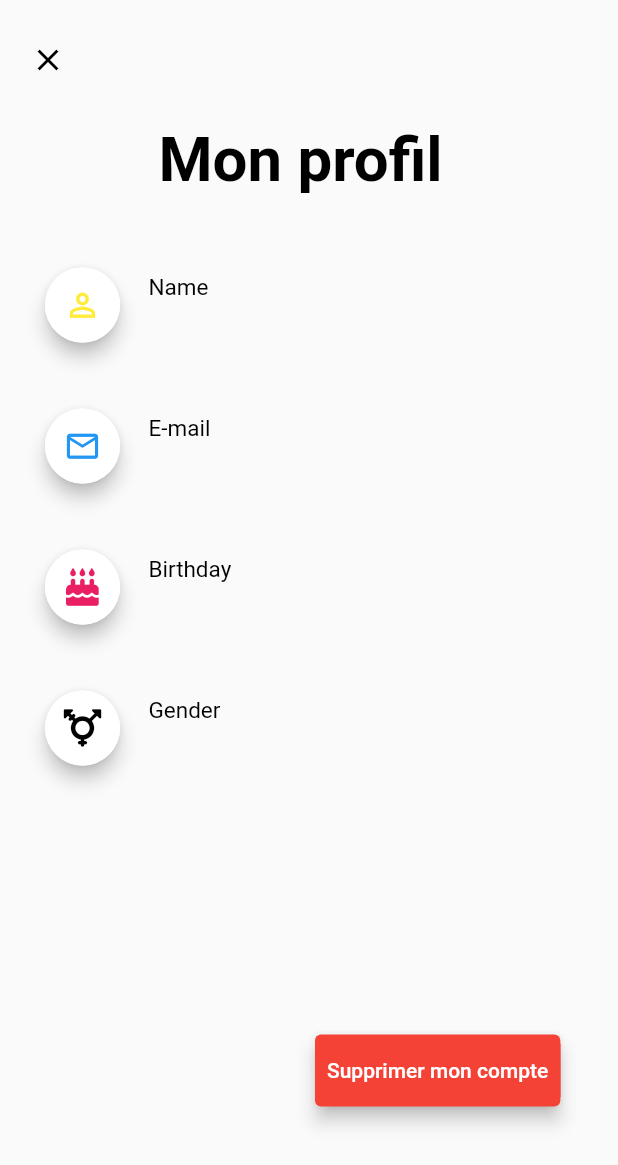
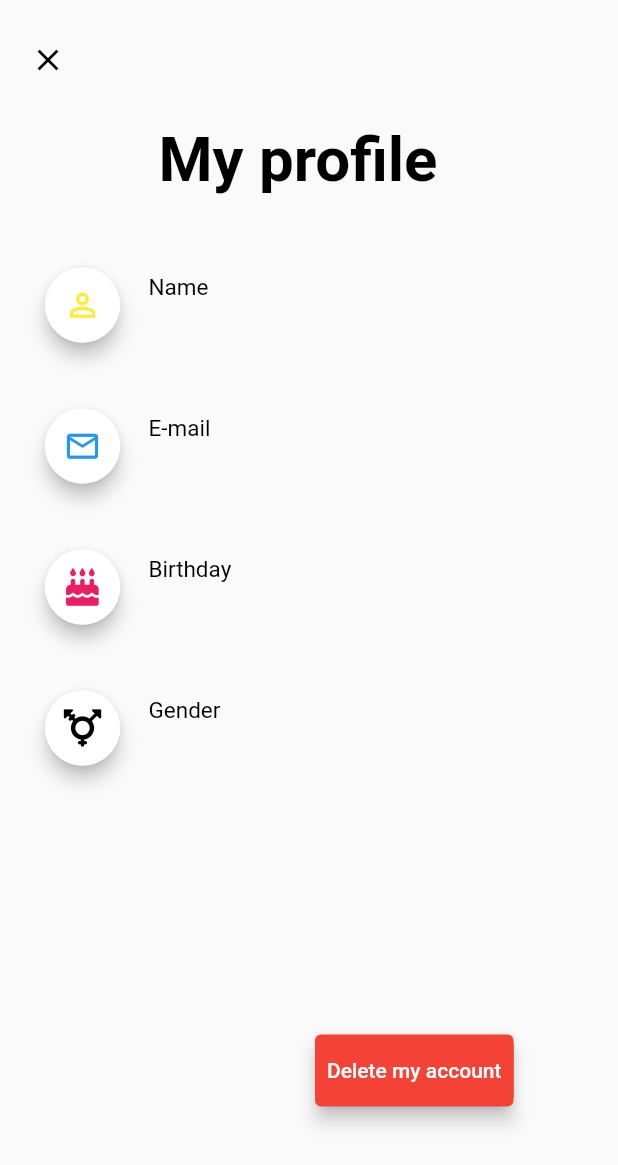
Before and after one commit to Danielmbida/villa-ritter, a Flutter app: the UnRegisterDialog screen opened directly with empty values, on a phone screen of 412 x 824 dp. Shown: the top 1165 px of the screen. Run offline on Flutter 3.47's test engine with Material 2 defaults, Android fonts, the phone set to English and light mode, and no system bars; our stand-ins replace another_flushbar, auto_route, avatar_glow, bloc, cloud_firestore, connectivity_plus and 13 more; missing offline and left inert: flutter_circular_text, qr_code_scanner, wordpress_api; accounts and stored records are empty; generated files the repository leaves out were written again.

Commit message:
Traduction suppression du compte

```diff
--- a/lib/presentation/core/users/alertDialogue/delete_account_button.dart
+++ b/lib/presentation/core/users/alertDialogue/delete_account_button.dart
@@ -43,7 +43,9 @@ class DeleteAccountButton extends StatelessWidget {
             context: context,
             builder: (BuildContext context) {
               return AlertDialog(
-                title: Text("Supprimer mon compte"),
+                title: Text(
+                  AppLocalizations.of(context)!.delete_my_account_string,
+                ),
                 actions: [
                   Row(
                     mainAxisAlignment: MainAxisAlignment.spaceAround,
@@ -71,7 +73,6 @@ class DeleteAccountButton extends StatelessWidget {
                             ),
                           );
                           context.router.replace(const SignInRoute());
-
                         },
                         child: Text(
                           AppLocalizations.of(context)!.confirm_string,
@@ -86,14 +87,15 @@ class DeleteAccountButton extends StatelessWidget {
                   fontSize: 20,
                 ),
                 content: Text(
-                  "Etes-vous sûr de vouloir supprimer votre compte (cette action est irreversible)",
+                  AppLocalizations.of(context)!
+                      .delete_my_account_confirm_dialog_content,
                 ),
               );
             },
           );
         },
         child: Text(
-          'Supprimer mon compte',
+          AppLocalizations.of(context)!.delete_my_account_string,
           style: const TextStyle(
             color: Colors.white,
           ),
--- a/lib/presentation/core/users/alertDialogue/un_register_dialog.dart
+++ b/lib/presentation/core/users/alertDialogue/un_register_dialog.dart
@@ -79,7 +79,7 @@ class _UnRegisterDialogState extends State<UnRegisterDialog> {
                       horizontal: 15,
                     ),
                     child: Text(
-                      "Mon profil",
+                      AppLocalizations.of(context)!.my_account_menu_string,
                       style: TextStyle(
                         color: Colors.black,
                         fontSize: MediaQuery.of(context).size.width * 0.10,
--- a/lib/presentation/home/widgets/profil_page_form.dart
+++ b/lib/presentation/home/widgets/profil_page_form.dart
@@ -188,7 +188,7 @@ class _ProfileViewState extends State<ProfileView> {
                               );
                             },
                             child: Text(
-                              "Mon profil",
+                              AppLocalizations.of(context)!.my_account_menu_string,
                               style: TextStyle(
                                 color: Theme.of(context).primaryColorDark,
                                 fontSize: 20,
--- a/lib/presentation/l10n/app_de.arb
+++ b/lib/presentation/l10n/app_de.arb
@@ -67,6 +67,8 @@
  "no_internet_string" : "Keine Internetverbindung gefunden",
  "check_connexion_string" : "Bitte überprüfen Sie Ihre Verbindung",
  "no_internet_dia_string" : "Überprüfen Sie Ihre Verbindung",
- "try_again_string" : "Versuchen Sie es erneut"
-
+ "try_again_string" : "Versuchen Sie es erneut",
+ "delete_my_account_string": "Meinen Account löschen",
+ "delete_my_account_confirm_dialog_content": "Sind Sie sicher, dass Sie Ihr Account löschen wollen (diese Aktion ist unumkehrbar)",
+ "my_account_menu_string": "Mein Profil"
 }
--- a/lib/presentation/l10n/app_en.arb
+++ b/lib/presentation/l10n/app_en.arb
@@ -67,6 +67,8 @@
  "no_internet_string" : "No internet connection found",
  "check_connexion_string" : "Please check your connection",
  "no_internet_dia_string" : "Check your connection",
- "try_again_string" : "Try again"
-
+ "try_again_string" : "Try again",
+ "delete_my_account_string": "Delete my account",
+ "delete_my_account_confirm_dialog_content": "Are you sure you want to delete your account (this action is irreversible)",
+ "my_account_menu_string": "My profile"
 }
--- a/lib/presentation/l10n/app_fr.arb
+++ b/lib/presentation/l10n/app_fr.arb
@@ -274,5 +274,17 @@
     "try_again_string": "Réessayer",
     "@try_again_string":{
        "description" : "le text villa fermée"
+    },
+    "delete_my_account_string": "Supprimer mon compte",
+    "@delete_my_account_string": {
+       "description": "Le texte utilisé pour la fonctionnalité de suppression du compte (menu, boîte de dialogue)"
+    },
+    "delete_my_account_confirm_dialog_content": "Êtes-vous sûr de vouloir supprimer votre compte (cette action est irréversible)",
+    "@delete_my_account_confirm_dialog_content": {
+       "description": "Le texte utilisé dans la boîte de dialogue nous permettant de confirmer si on veut vraiment supprimer notre compte"
+    },
+    "my_account_menu_string": "Mon profil",
+    "@my_account_menu_string": {
+       "description": "Le texte utilisé dans le menu afin d'accéder à la page de profil"
     }
 }
```
Also changed, not shown: 1 other file.
